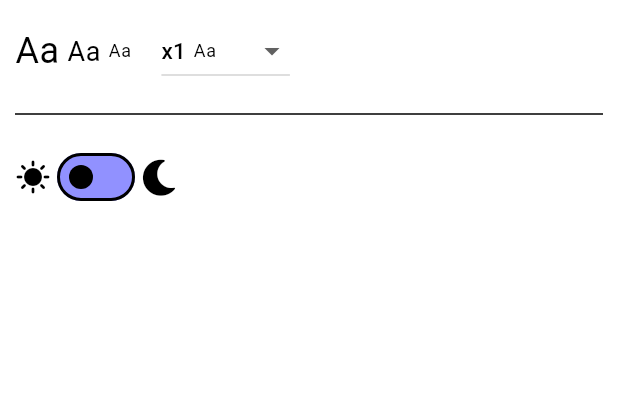
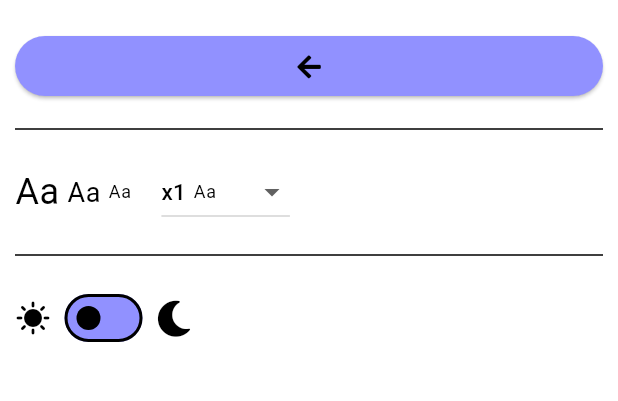
Before and after one commit to caitlynrawlings/ContentApp, a Flutter app: the screen it shows after launch, after a tap on the "settings" icon, on a phone screen of 412 x 824 dp, the part 90-491 px from its top. Run offline on Flutter 3.47's test engine with Material 3 defaults, Android fonts, the phone set to English and light mode, and no system bars; our stand-ins replace font_awesome_flutter, just_audio.

Commit message:
added back button to settings page

```diff
--- a/lib/content_types/link.dart
+++ b/lib/content_types/link.dart
@@ -13,7 +13,6 @@ class Link extends StatelessWidget {
 
   @override
   Widget build(BuildContext context) {
-    // final theme = Theme.of(context);
 
     return Row(
       mainAxisAlignment: MainAxisAlignment.start,
--- a/lib/main.dart
+++ b/lib/main.dart
@@ -39,6 +39,7 @@ class AppScreen extends StatefulWidget {
 
 class _AppScreenState extends State<AppScreen> {
   int selectedPageIndex = 0;  // tracks which page is being displayed. 0 is menu page and increments from that in order of pages added
+  int lastPageIndex = 0;
   String selectedLanguage = "";  // tracks current language and its directionality
   double _fontSizeFactor = 1.0; // Initial font size factor
   bool _lightMode = false;
@@ -134,6 +135,7 @@ class _AppScreenState extends State<AppScreen> {
                     icon: const Icon(Icons.menu, size: 35),
                     onPressed: () {
                       setState(() {
+                        lastPageIndex = selectedPageIndex;
                         selectedPageIndex = 0;
                       });
                     },
@@ -155,6 +157,7 @@ class _AppScreenState extends State<AppScreen> {
                       icon: const Icon(Icons.settings, size: 35),
                       onPressed: () {
                         setState(() {
+                          lastPageIndex = selectedPageIndex;
                           selectedPageIndex = -1;
                         });
                       },
@@ -177,6 +180,7 @@ class _AppScreenState extends State<AppScreen> {
                                   selectedLanguage: selectedLanguage,
                                   onSelectPage: (index) {
                                     setState(() {
+                                      lastPageIndex = selectedPageIndex;
                                       selectedPageIndex = index + 1;
                                     });
                                   },
@@ -184,6 +188,11 @@ class _AppScreenState extends State<AppScreen> {
                               )
                             : selectedPageIndex == -1
                             ? Settings(
+                                onBack: () {
+                                  setState(() {
+                                    selectedPageIndex = lastPageIndex;
+                                  });
+                                },
                                 onChangeFontSize: _handleFontSizeChange,
                                 onLightModeChange: _handleLightModeChange,
                                 fontSize: _fontSizeFactor,
@@ -195,6 +204,7 @@ class _AppScreenState extends State<AppScreen> {
                                 language: selectedLanguage,
                                 onChangePage: (pageId) {
                                     setState(() {
+                                      lastPageIndex = selectedPageIndex;
                                       selectedPageIndex = pageIds.indexOf(pageId) + 1;
                                     });
                                   },
--- a/lib/settings.dart
+++ b/lib/settings.dart
@@ -3,6 +3,7 @@ import 'package:flutter/material.dart';
 import 'package:font_awesome_flutter/font_awesome_flutter.dart';
 
 class Settings extends StatelessWidget {
+  final Function() onBack;
   final Function(double) onChangeFontSize;
   final Function() onLightModeChange;
   final double fontSize;
@@ -10,6 +11,7 @@ class Settings extends StatelessWidget {
 
   const Settings({
     super.key,
+    required this.onBack,
     required this.onChangeFontSize,
     required this.onLightModeChange,
     required this.fontSize,
@@ -22,6 +24,20 @@ class Settings extends StatelessWidget {
       padding: const EdgeInsets.all(10.0),
       child: ListView(
           children: [
+            Padding(
+              padding: const EdgeInsets.only(top: 10.0,),
+              child: ElevatedButton(
+                onPressed: onBack,
+                child: Padding(
+                  padding: const EdgeInsets.all(0),
+                  child: Icon(FontAwesomeIcons.arrowLeft, color: Theme.of(context).colorScheme.onBackground),
+                )
+              ),
+            ),
+            const Padding(
+              padding: EdgeInsets.symmetric(vertical: 10.0),
+              child: Divider(),
+            ),
             FontSizeDropdown(value: fontSize, onChanged: onChangeFontSize,),
             const Padding(
               padding: EdgeInsets.symmetric(vertical: 10.0),
@@ -147,7 +163,9 @@ class _LightModeSwitchState extends State<LightModeSwitch> {
     return Row(
       children: [
         Icon(Icons.sunny, color: Theme.of(context).colorScheme.onPrimary,),
-        Switch(
+        Padding(
+          padding: const EdgeInsets.symmetric(horizontal: 5.0),
+          child: Switch(
             value: selectedValue,
             onChanged: (value) {
               setState(() {
@@ -155,6 +173,7 @@ class _LightModeSwitchState extends State<LightModeSwitch> {
                 selectedValue = !selectedValue;
             });
           }),
+        ),
         Icon(FontAwesomeIcons.solidMoon, color: Theme.of(context).colorScheme.onPrimary,),
       ],
     );
```
Lines whose indentation alone changed are shown as unchanged.
